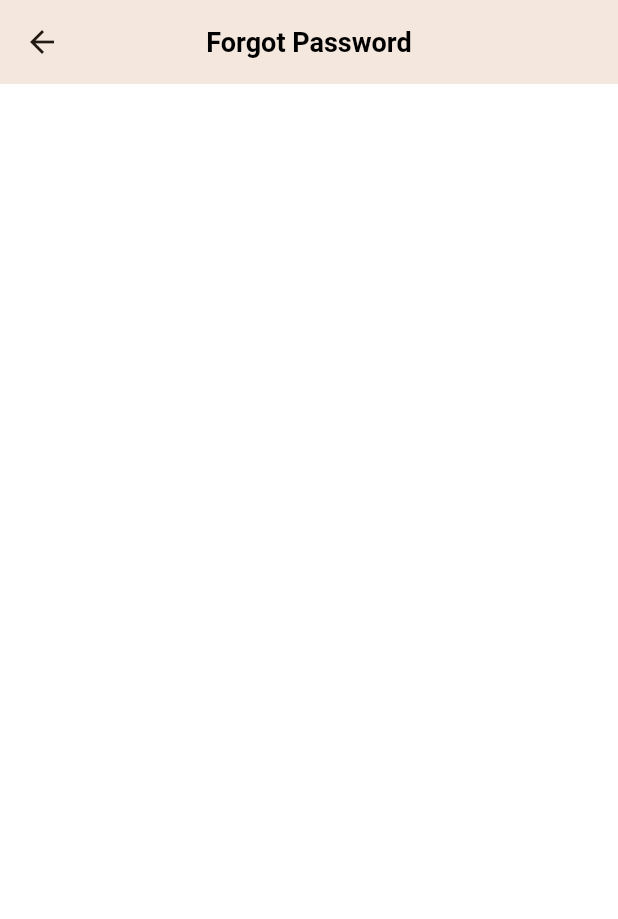
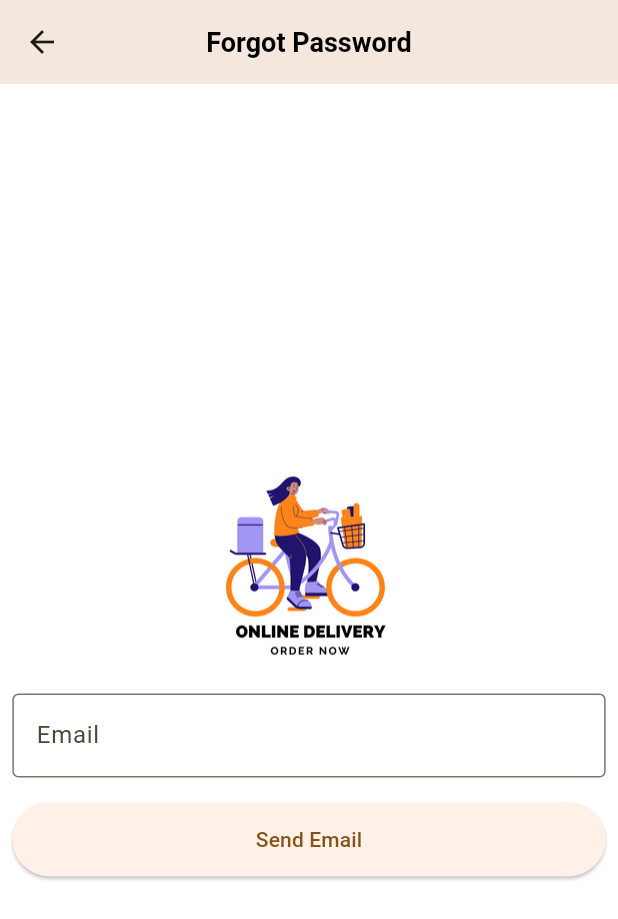
Before and after one commit to flutter-preview/chusamasadiq-Flutter-Course, a Flutter app: the ForgotPassword screen opened directly, on a phone screen of 412 x 824 dp. Shown: the top 919 px of the screen. Run offline on Flutter 3.47's test engine with Material 2 defaults, Android fonts, the phone set to English and light mode, and no system bars; our stand-ins replace firebase_auth, firebase_core, fluttertoast; accounts and stored records are empty.

Commit message:
Firebase Forgot Password and Logout

```diff
--- a/lib/screen/forgot_screen.dart
+++ b/lib/screen/forgot_screen.dart
@@ -1,4 +1,7 @@
 import 'package:flutter/material.dart';
+import 'package:fluttercourse/resources/auth_methods.dart';
+import 'package:fluttercourse/utils/utils.dart';
+import '../components/textfield_widget.dart';
 
 class ForgotPassword extends StatefulWidget {
   const ForgotPassword({Key? key}) : super(key: key);
@@ -8,17 +11,86 @@ class ForgotPassword extends StatefulWidget {
 }
 
 class _ForgotPasswordState extends State<ForgotPassword> {
+  late final TextEditingController _emailController = TextEditingController();
+  final GlobalKey<FormState> _formKey = GlobalKey<FormState>();
+  late bool isLoading = false;
+
+  void userForgotPassword() async {
+    setState(() {
+      isLoading = true;
+    });
+    String response = await AuthMethods().forgotPassword(
+      email: _emailController.text.toString(),
+    );
+    setState(() {
+      setState(() {
+        isLoading = false;
+      });
+    });
+    if (response == 'success' && mounted) {
+      Utils.toastMessage('Reset password link has been sent on your email');
+    } else {
+      setState(() {
+        isLoading = false;
+      });
+    }
+
+    if (response != 'success') {
+      Utils.toastMessage(response);
+    }
+  }
+
   @override
   Widget build(BuildContext context) {
+    // Gain Height of the Screen
+    final screenHeight = MediaQuery.of(context).size.height;
+    final screenWidth = MediaQuery.of(context).size.width;
+
     return Scaffold(
       appBar: AppBar(
         title: const Text('Forgot Password'),
         centerTitle: true,
       ),
-      body: Center(
-        child: Column(
-          mainAxisAlignment: MainAxisAlignment.center,
-          children: [],
+      body: Padding(
+        padding: EdgeInsets.all(screenHeight * 0.01),
+        child: Form(
+          autovalidateMode: AutovalidateMode.onUserInteraction,
+          key: _formKey,
+          child: Column(
+            mainAxisAlignment: MainAxisAlignment.center,
+            children: [
+              Image.asset(
+                'assets/images/online-delivery.png',
+                scale: 1.5,
+              ),
+              TextFieldWidget(
+                controller: _emailController,
+                labelText: 'Email',
+                hintText: 'Email',
+                onValidator: (value) =>
+                    (value.isEmpty) ? 'Enter your email' : null,
+              ),
+              SizedBox(height: screenWidth * 0.04),
+              SizedBox(
+                height: screenWidth * 0.12,
+                width: double.infinity,
+                child: ElevatedButton(
+                  onPressed: () {
+                    if (_formKey.currentState!.validate()) {
+                      userForgotPassword();
+                    }
+                  },
+                  child: isLoading
+                      ? const Center(
+                          child: CircularProgressIndicator(
+                            color: Colors.orange,
+                          ),
+                        )
+                      : const Text('Send Email'),
+                ),
+              ),
+            ],
+          ),
         ),
       ),
     );
--- a/lib/screen/login_screen.dart
+++ b/lib/screen/login_screen.dart
@@ -44,6 +44,8 @@ class _LoginScreenState extends State<LoginScreen> {
     if (response == 'success' && mounted) {
       Navigator.push(
           context, MaterialPageRoute(builder: (context) => HomeFeedScreen()));
+      _passwordController.clear();
+      _emailController.clear();
     } else {
       setState(() {
         isLoading = false;
@@ -128,7 +130,6 @@ class _LoginScreenState extends State<LoginScreen> {
                 ],
               ),
               SizedBox(height: screenHeight * 0.02),
-              SizedBox(height: screenHeight * 0.02),
               Row(
                 mainAxisAlignment: MainAxisAlignment.center,
                 children: [
```
Also changed, not shown: lib/components/button.dart (+6 -1 lines), lib/resources/auth_methods.dart (+23 -0 lines), lib/screen/profile_screen.dart (+18 -2 lines).
